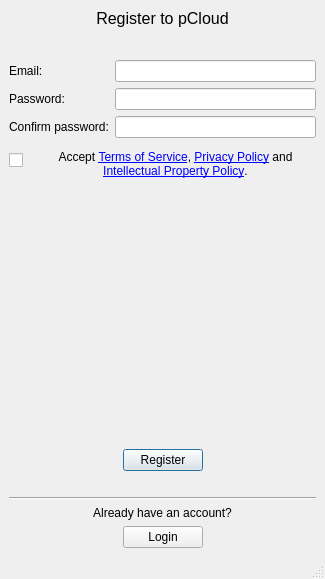
The window that registerwindow.ui (pcloudcom/psyncgui) describes before a commit, drawn with Qt 5.
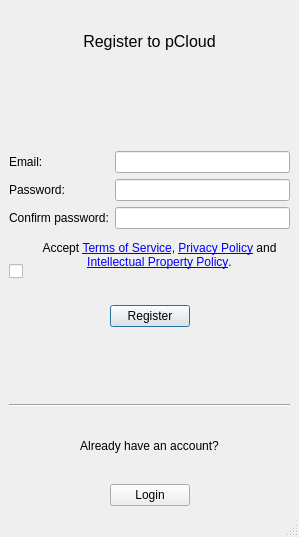
The same window after the commit. Icons and pictures are not drawn.

Diff of the .ui file:
```diff
--- a/registerwindow.ui
+++ b/registerwindow.ui
@@ -6,8 +6,8 @@
    <rect>
     <x>0</x>
     <y>0</y>
-    <width>325</width>
-    <height>579</height>
+    <width>299</width>
+    <height>537</height>
    </rect>
   </property>
   <property name="windowTitle">
@@ -132,19 +132,6 @@
           </property>
          </widget>
         </item>
-        <item>
-         <spacer name="verticalSpacer">
-          <property name="orientation">
-           <enum>Qt::Vertical</enum>
-          </property>
-          <property name="sizeHint" stdset="0">
-           <size>
-            <width>20</width>
-            <height>40</height>
-           </size>
-          </property>
-         </spacer>
-        </item>
        </layout>
       </item>
       <item>
```
Left out of the diff: 2 changed lines with no effect on the pictures.
